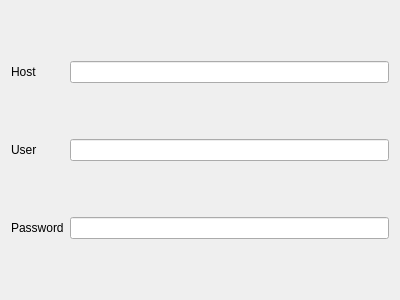
Above: reverse_eng/ReverseEngineerWizardWelcomeForm.ui from fritzone/ddm before the change. Below: the same form after it.
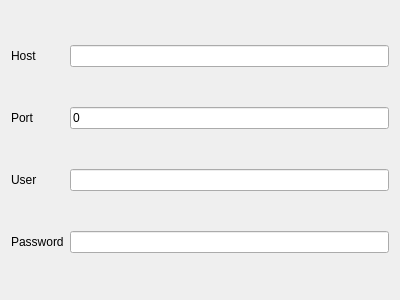
That is the form after the change.

Commit message: added port to connections

```diff
--- a/reverse_eng/ReverseEngineerWizardWelcomeForm.ui
+++ b/reverse_eng/ReverseEngineerWizardWelcomeForm.ui
@@ -14,27 +14,7 @@
    <string>Form</string>
   </property>
   <layout class="QGridLayout" name="gridLayout">
-   <item row="0" column="0">
-    <widget class="QLabel" name="label">
-     <property name="text">
-      <string>Host</string>
-     </property>
-    </widget>
-   </item>
-   <item row="0" column="1">
-    <widget class="QLineEdit" name="txtDatabaseHost"/>
-   </item>
-   <item row="1" column="0">
-    <widget class="QLabel" name="label_4">
-     <property name="text">
-      <string>User</string>
-     </property>
-    </widget>
-   </item>
-   <item row="1" column="1">
-    <widget class="QLineEdit" name="txtDatabaseUser"/>
-   </item>
-   <item row="2" column="0">
+   <item row="3" column="0">
     <widget class="QLabel" name="label_5">
      <property name="text">
       <string>Password</string>
@@ -42,12 +22,46 @@
     </widget>
    </item>
    <item row="2" column="1">
+    <widget class="QLineEdit" name="txtDatabaseUser"/>
+   </item>
+   <item row="2" column="0">
+    <widget class="QLabel" name="label_4">
+     <property name="text">
+      <string>User</string>
+     </property>
+    </widget>
+   </item>
+   <item row="0" column="1">
+    <widget class="QLineEdit" name="txtDatabaseHost"/>
+   </item>
+   <item row="3" column="1">
     <widget class="QLineEdit" name="txtDatabasePassword">
      <property name="echoMode">
       <enum>QLineEdit::Password</enum>
      </property>
     </widget>
    </item>
+   <item row="0" column="0">
+    <widget class="QLabel" name="label">
+     <property name="text">
+      <string>Host</string>
+     </property>
+    </widget>
+   </item>
+   <item row="1" column="0">
+    <widget class="QLabel" name="label_2">
+     <property name="text">
+      <string>Port</string>
+     </property>
+    </widget>
+   </item>
+   <item row="1" column="1">
+    <widget class="QLineEdit" name="txtPort">
+     <property name="text">
+      <string>0</string>
+     </property>
+    </widget>
+   </item>
   </layout>
  </widget>
  <resources/>
```
The commit also changes 22 other files.
